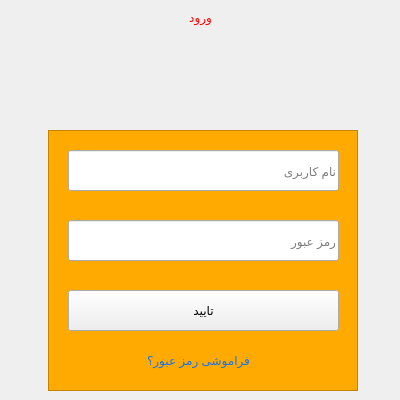
Before: the Qt Designer form signinwindow.ui in mozali1386-alt/Ketab_e_Man, drawn with Qt 5.
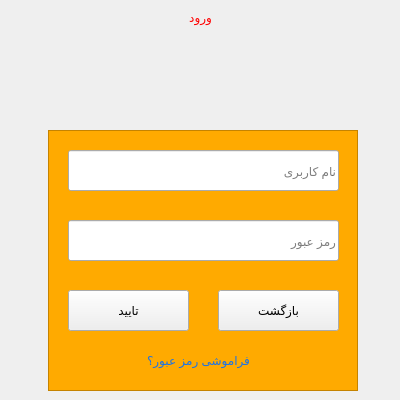
After: the same form once the commit is applied. Icons and pictures are not drawn.

Commit message: Implement login validation and routing to the respective dashboard

Diff of the .ui file:
```diff
--- a/signinwindow.ui
+++ b/signinwindow.ui
@@ -121,7 +121,7 @@
       <rect>
        <x>20</x>
        <y>160</y>
-       <width>271</width>
+       <width>121</width>
        <height>41</height>
       </rect>
      </property>
@@ -185,6 +185,22 @@
       <string/>
      </property>
     </widget>
+    <widget class="QPushButton" name="pushButton_back">
+     <property name="geometry">
+      <rect>
+       <x>170</x>
+       <y>160</y>
+       <width>121</width>
+       <height>41</height>
+      </rect>
+     </property>
+     <property name="styleSheet">
+      <string notr="true">font: 20pt &quot;Segoe UI&quot;;</string>
+     </property>
+     <property name="text">
+      <string>بازگشت</string>
+     </property>
+    </widget>
    </widget>
   </widget>
   <widget class="QMenuBar" name="menubar">
```
The commit also changes 2 other files.
